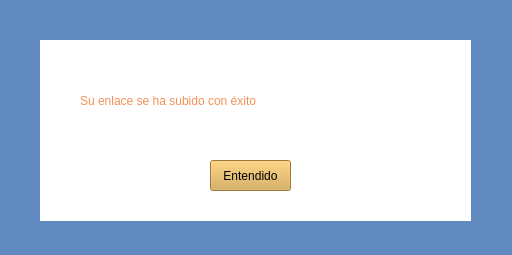
micaelCZ/AulaVirtual_VersionFinal, file AulaVirtual/mensajeEnlaceSubido.ui: the form before one commit.
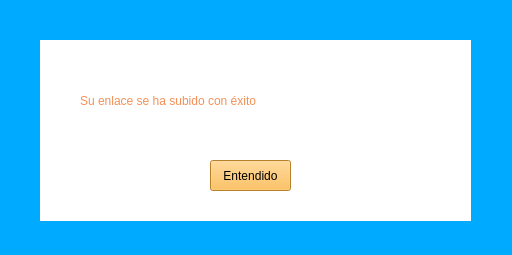
The form after the commit.

The edit to the form file:
```diff
--- a/AulaVirtual/mensajeEnlaceSubido.ui
+++ b/AulaVirtual/mensajeEnlaceSubido.ui
@@ -14,8 +14,7 @@
    <string>Form</string>
   </property>
   <property name="styleSheet">
-   <string notr="true">background-color: rgb(96, 137, 191);
-</string>
+   <string notr="true">background-color: rgb(0, 170, 255);</string>
   </property>
   <widget class="QLabel" name="label">
    <property name="geometry">
@@ -63,8 +62,8 @@
     </rect>
    </property>
    <property name="styleSheet">
-    <string notr="true">background-color: rgb(217, 167, 74);
-font: 700 10pt &quot;Segoe UI&quot;;</string>
+    <string notr="true">font: 700 10pt &quot;Segoe UI&quot;;
+background-color: rgb(255, 179, 56);</string>
    </property>
    <property name="text">
     <string>Entendido</string>
```
